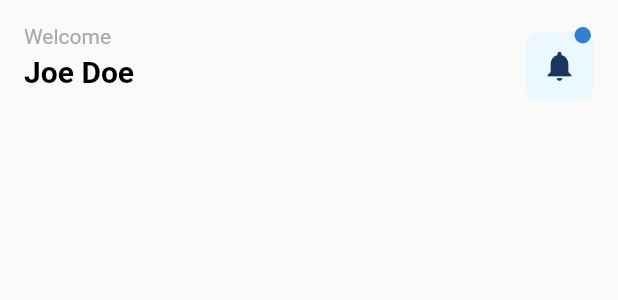
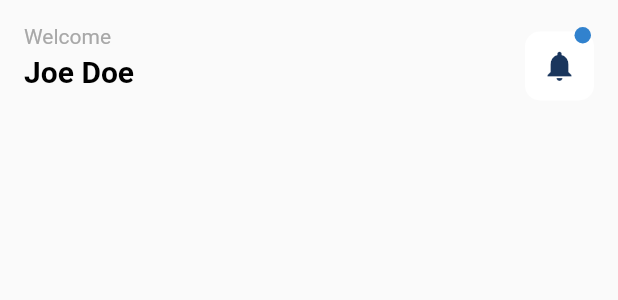
Before and after one commit to hayattofik-01/A2SVCommunityPortal, a Flutter app: the UpperBar widget shown alone on an empty page, opened directly, on a phone screen of 412 x 824 dp. Shown: the top 300 px of the screen. Run offline on Flutter 3.47's test engine with Material 2 defaults, Android fonts, the phone set to English and light mode, and no system bars; our stand-ins replace bloc, dartz, equatable, file_picker, flutter_bloc, flutter_html and 9 more; missing offline and left inert: flutter_circle_flags_svg; accounts and stored records are empty; network calls fail; project files that could hold a hidden picture were left out.

Commit message:
add colors to core folder

```diff
--- a/a2sv_community_portal_mobile/lib/core/utils/colors.dart
+++ b/a2sv_community_portal_mobile/lib/core/utils/colors.dart
@@ -34,3 +34,4 @@ const Color blackText = Color.fromRGBO(0, 0, 0, 0.92);
 const Color buttonColor = Color.fromRGBO(49, 130, 206, 1);
 const Color tileTextColor = Color.fromRGBO(0, 0, 0, 0.24);
 const Color tileSubtitleColor = Color.fromRGBO(74, 85, 104, 1);
+const Color iconColor = Color.fromRGBO(26, 54, 93, 1);
--- a/a2sv_community_portal_mobile/lib/features/contest/presentation/widgets/upper_bar.dart
+++ b/a2sv_community_portal_mobile/lib/features/contest/presentation/widgets/upper_bar.dart
@@ -1,5 +1,7 @@
 import 'package:flutter/material.dart';
 import 'package:go_router/go_router.dart';
+
+import '../../../../core/utils/colors.dart';
 
 class UpperBar extends StatelessWidget {
   const UpperBar({super.key});
@@ -17,14 +19,14 @@ class UpperBar extends StatelessWidget {
                 Text(
                   'Welcome',
                   style: TextStyle(
-                      fontSize: 14, color: Color.fromRGBO(168, 168, 168, 1)),
+                      fontSize: 14, color: greyTextColor),
                 ),
                 SizedBox(height: 4.0), // Adds spacing between the texts
                 Text(
                   'Joe Doe',
                   style: TextStyle(
                       fontSize: 20,
-                      color: Color.fromRGBO(0, 0, 0, 1),
+                      color: userNameColor,
                       fontWeight: FontWeight.w600),
                 ),
               ],
@@ -41,14 +43,14 @@ class UpperBar extends StatelessWidget {
                   Container(
                     decoration: BoxDecoration(
                         borderRadius: BorderRadius.circular(10),
-                        color: const Color.fromRGBO(235, 248, 255, 1)),
+                        color: backgroundWhite),
                     padding: const EdgeInsets.all(5),
                     height: 46,
                     width: 46,
                     margin: const EdgeInsets.only(top: 5),
                     child: const Icon(
                       Icons.notifications,
-                      color: Color.fromRGBO(26, 54, 93, 1),
+                      color: iconColor,
                       size: 24,
                     ),
                   ),
@@ -57,7 +59,7 @@ class UpperBar extends StatelessWidget {
                     height: 11.0,
                     margin: const EdgeInsets.only(left: 33, top: 2),
                     decoration: const BoxDecoration(
-                      color: Color.fromRGBO(49, 130, 206, 1),
+                      color: buttonColor,
                       shape: BoxShape.circle,
                     ),
                   ),
```
